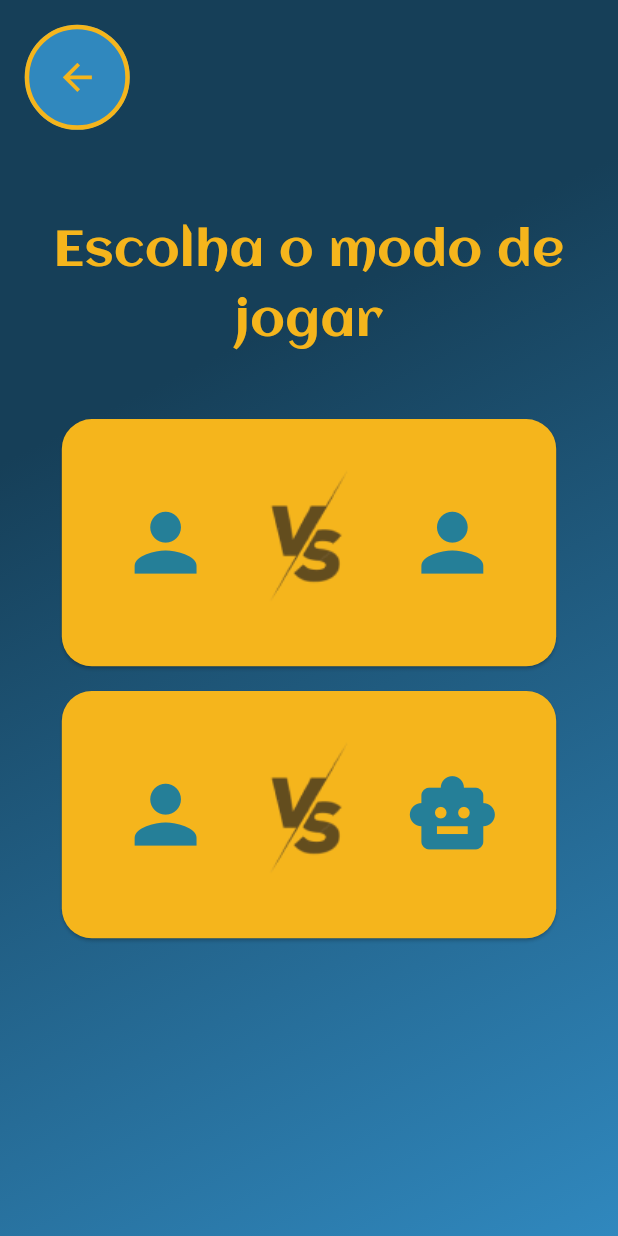
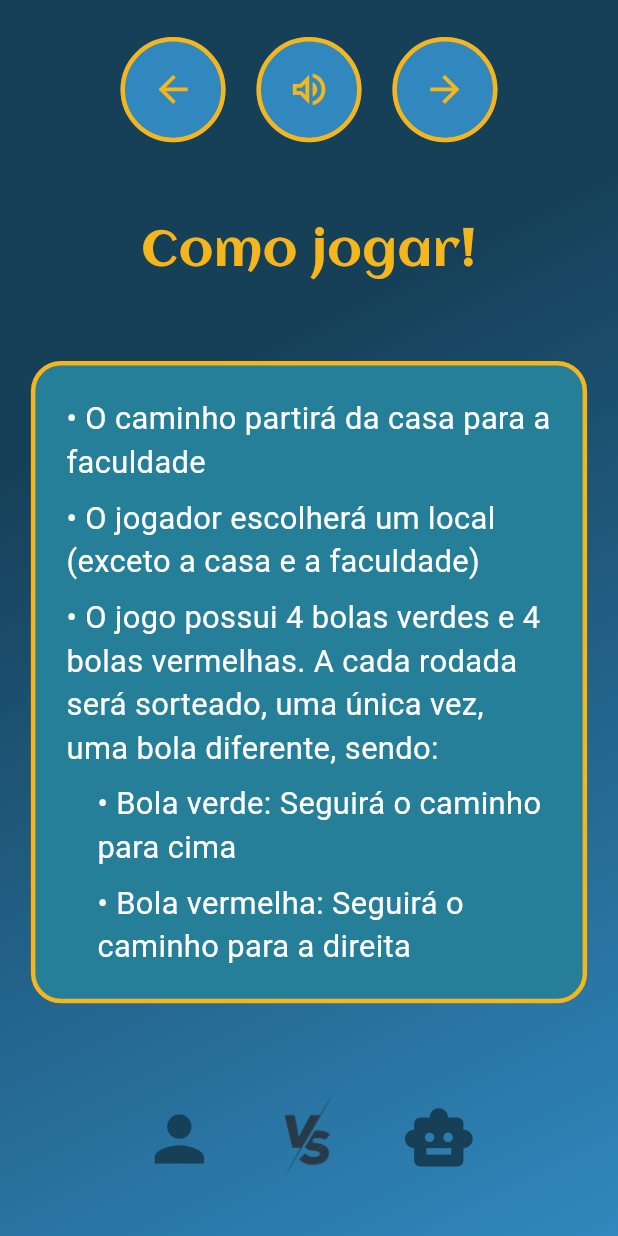
Before and after one commit to anawcarol/Jogo-dos-caminhos, a Flutter app: the screen it shows after launch, on a phone screen of 412 x 824 dp. Run offline on Flutter 3.47's test engine with Material 3 defaults, Android fonts, the phone set to English and light mode, and no system bars.

Commit message:
adicionando tela de regras

```diff
--- a/jogo_dos_caminhos/lib/components/choose_screen.dart
+++ b/jogo_dos_caminhos/lib/components/choose_screen.dart
@@ -1,5 +1,6 @@
 import 'package:flutter/material.dart';
 import 'home_screen.dart';
+import 'roles_screen.dart';
 
 class GameModeScreen extends StatelessWidget {
   @override
@@ -80,9 +81,7 @@ class GameModeScreen extends StatelessWidget {
                     SizedBox(
                         width:
                             screenWidth * 0.02), // Espaçamento entre os ícones
-                    Image.asset(
-                      'assets/imagens/image_vs.png'
-                    ),
+                    Image.asset('assets/imagens/image_vs.png'),
                     SizedBox(width: screenWidth * 0.02),
                     Icon(Icons.person,
                         size: screenWidth * 0.15, color: Color(0xFF257F98)),
@@ -100,7 +99,10 @@ class GameModeScreen extends StatelessWidget {
               width: MediaQuery.of(context).size.width * 0.8,
               child: ElevatedButton(
                 onPressed: () {
-                  // Lógica para iniciar o modo jogador vs máquina
+                  Navigator.push(
+                    context,
+                    MaterialPageRoute(builder: (context) => HowToPlayScreen()),
+                  ); // Lógica para iniciar o modo jogador vs máquina
                 },
                 style: ElevatedButton.styleFrom(
                   backgroundColor: Color(0xFFF5B51C),
@@ -115,9 +117,7 @@ class GameModeScreen extends StatelessWidget {
                     Icon(Icons.person,
                         size: screenWidth * 0.15, color: Color(0xFF257F98)),
                     SizedBox(width: screenWidth * 0.02),
-                    Image.asset(
-                      'assets/imagens/image_vs.png'
-                    ),
+                    Image.asset('assets/imagens/image_vs.png'),
                     SizedBox(width: screenWidth * 0.02),
                     Icon(Icons.smart_toy,
                         size: screenWidth * 0.15, color: Color(0xFF257F98)),
--- /dev/null
+++ b/jogo_dos_caminhos/lib/components/roles_screen.dart
@@ -0,0 +1,229 @@
+import 'package:flutter/material.dart';
+import 'choose_screen.dart'; // Importando a tela GameModeScreen
+
+class HowToPlayScreen extends StatelessWidget {
+  @override
+  Widget build(BuildContext context) {
+    final screenHeight = MediaQuery.of(context).size.height;
+    final screenWidth = MediaQuery.of(context).size.width;
+
+    return Scaffold(
+      body: Container(
+        height: double.infinity, // Garantir que o container ocupe toda a altura
+        width: double.infinity, // Garantir que o container ocupe toda a largura
+        decoration: BoxDecoration(
+          gradient: LinearGradient(
+            colors: [
+              Color(0xFF163F58),
+              Color(0xFF3088BE),
+            ],
+            stops: [0.3, 1.0],
+            begin: Alignment.topLeft,
+            end: Alignment.bottomRight,
+          ),
+        ),
+        child: SingleChildScrollView(
+          child: Column(
+            crossAxisAlignment: CrossAxisAlignment.center,
+            children: [
+              // Botões de navegação superior
+              Padding(
+                padding: EdgeInsets.symmetric(vertical: screenHeight * 0.03, horizontal: screenWidth * 0.04), // Ajustando as margens
+                child: Row(
+                  mainAxisAlignment: MainAxisAlignment.center, // Alinha no centro
+                  children: [
+                    ElevatedButton(
+                      onPressed: () {
+                        // Navegar para a tela GameModeScreen
+                        Navigator.pushReplacement(
+                          context,
+                          MaterialPageRoute(
+                            builder: (context) => GameModeScreen(),
+                          ),
+                        );
+                      },
+                      style: ElevatedButton.styleFrom(
+                        shape: CircleBorder(),
+                        backgroundColor: Color(0xFF3088BE),
+                        padding: EdgeInsets.all(screenWidth * 0.05),
+                        shadowColor: Colors.transparent,
+                        side: BorderSide(
+                          color: Color(0xFFF5B51C),
+                          width: 3,
+                        ),
+                      ),
+                      child: Icon(
+                        Icons.arrow_back_outlined,
+                        size: screenWidth * 0.07,
+                        color: Color(0xFFF5B51C),
+                      ),
+                    ),
+                    SizedBox(width: screenWidth * 0.05), // Espaço entre os botões
+                    ElevatedButton(
+                      onPressed: () {
+                        // Lógica para som
+                      },
+                      style: ElevatedButton.styleFrom(
+                        shape: CircleBorder(),
+                        backgroundColor: Color(0xFF3088BE),
+                        padding: EdgeInsets.all(screenWidth * 0.05),
+                        shadowColor: Colors.transparent,
+                        side: BorderSide(
+                          color: Color(0xFFF5B51C),
+                          width: 3,
+                        ),
+                      ),
+                      child: Icon(
+                        Icons.volume_up_outlined,
+                        size: screenWidth * 0.07,
+                        color: Color(0xFFF5B51C),
+                      ),
+                    ),
+                    SizedBox(width: screenWidth * 0.05), // Espaço entre o botão de som e a seta
+                    ElevatedButton(
+                      onPressed: () {
+                        // Lógica para ir para a próxima tela
+                      },
+                      style: ElevatedButton.styleFrom(
+                        shape: CircleBorder(),
+                        backgroundColor: Color(0xFF3088BE),
+                        padding: EdgeInsets.all(screenWidth * 0.05),
+                        shadowColor: Colors.transparent,
+                        side: BorderSide(
+                          color: Color(0xFFF5B51C),
+                          width: 3,
+                        ),
+                      ),
+                      child: Icon(
+                        Icons.arrow_forward_outlined, // Seta para a direita
+                        size: screenWidth * 0.07,
+                        color: Color(0xFFF5B51C),
+                      ),
+                    ),
+                  ],
+                ),
+              ),
+
+              // Título "How to play!"
+              Padding(
+                padding: EdgeInsets.symmetric(vertical: screenHeight * 0.03), // Margem uniforme
+                child: Text(
+                  'Como jogar!',
+                  textAlign: TextAlign.center,
+                  style: TextStyle(
+                    fontSize: screenWidth * 0.08,
+                    fontFamily: 'Aclonica',
+                    color: Color(0xFFF5B51C),
+                  ),
+                ),
+              ),
+
+              // Conteúdo das instruções
+              Padding(
+                padding: EdgeInsets.symmetric(vertical: screenHeight * 0.03, horizontal: screenWidth * 0.05), // Margem uniforme
+                child: Container(
+                  padding: EdgeInsets.all(screenWidth * 0.05),
+                  decoration: BoxDecoration(
+                    color: Color(0xFF257F98),
+                    borderRadius: BorderRadius.circular(20),
+                    border: Border.all(
+                      color: Color(0xFFF5B51C),
+                      width: 3,
+                    ),
+                  ),
+                  child: Column(
+                    crossAxisAlignment: CrossAxisAlignment.start,
+                    children: [
+                      Text(
+                        '• O caminho partirá da casa para a faculdade',
+                        style: TextStyle(
+                          fontSize: screenWidth * 0.05,
+                          color: Colors.white,
+                          fontFamily: 'Roboto',
+                        ),
+                      ),
+                      SizedBox(height: screenHeight * 0.01),
+                      Text(
+                        '• O jogador escolherá um local (exceto a casa e a faculdade)',
+                        style: TextStyle(
+                          fontSize: screenWidth * 0.05,
+                          color: Colors.white,
+                          fontFamily: 'Roboto',
+                        ),
+                      ),
+                      SizedBox(height: screenHeight * 0.01),
+                      Text(
+                        '• O jogo possui 4 bolas verdes e 4 bolas vermelhas. A cada rodada será sorteado, uma única vez, uma bola diferente, sendo:',
+                        style: TextStyle(
+                          fontSize: screenWidth * 0.05,
+                          color: Colors.white,
+                          fontFamily: 'Roboto',
+                        ),
+                      ),
+                      SizedBox(height: screenHeight * 0.01),
+                      Padding(
+                        padding: EdgeInsets.only(left: screenWidth * 0.05),
+                        child: Column(
+                          crossAxisAlignment: CrossAxisAlignment.start,
+                          children: [
+                            Text(
+                              '• Bola verde: Seguirá o caminho para cima',
+                              style: TextStyle(
+                                fontSize: screenWidth * 0.05,
+                                color: Colors.white,
+                                fontFamily: 'Roboto',
+                              ),
+                            ),
+                            SizedBox(height: screenHeight * 0.01),
+                            Text(
+                              '• Bola vermelha: Seguirá o caminho para a direita',
+                              style: TextStyle(
+                                fontSize: screenWidth * 0.05,
+                                color: Colors.white,
+                                fontFamily: 'Roboto',
+                              ),
+                            ),
+                          ],
+                        ),
+                      ),
+                    ],
+                  ),
+                ),
+              ),
+
+              // Ícones "Jogador vs Máquina"
+              Padding(
+                padding: EdgeInsets.symmetric(vertical: screenHeight * 0.03), // Margem uniforme
+                child: Align(
+                  alignment: Alignment.topCenter, // Ajusta a posição para cima
+                  child: Row(
+                    mainAxisAlignment: MainAxisAlignment.center,
+                    children: [
+                      Icon(
+                        Icons.person,
+                        size: screenWidth * 0.12, // Ícone menor
+                        color: Color(0xFF163F58),
+                      ),
+                      SizedBox(width: screenWidth * 0.05),
+                      Image.asset(
+                        'assets/imagens/image_vs.png',
+                        width: screenWidth * 0.2, // Imagem maior
+                        height: screenWidth * 0.2, // Imagem maior
+                      ),
+                      SizedBox(width: screenWidth * 0.05),
+                      Icon(
+                        Icons.smart_toy,
+                        size: screenWidth * 0.12, // Ícone menor
+                        color: Color(0xFF163F58),
+                      ),
+                    ],
+                  ),
+                ),
+              ),
+            ],
+          ),
+        ),
+      ),
+    );
+  }
+}
--- a/jogo_dos_caminhos/lib/main.dart
+++ b/jogo_dos_caminhos/lib/main.dart
@@ -2,6 +2,7 @@
 import 'package:flutter/material.dart';
 import 'components/home_screen.dart';
 import 'components/choose_screen.dart';
+import 'components/roles_screen.dart';
   // Ajuste a importação para refletir a pasta "components"
 
 void main() {
@@ -15,7 +16,7 @@ class MyApp extends StatelessWidget {
   Widget build(BuildContext context) {
     return MaterialApp(
       debugShowCheckedModeBanner: false,
-      home: GameModeScreen(),  // Chamando a HomeScreen do arquivo home_screen.dart dentro de components
+      home: HowToPlayScreen(),  // Chamando a HomeScreen do arquivo home_screen.dart dentro de components
     );
   }
 }
```
